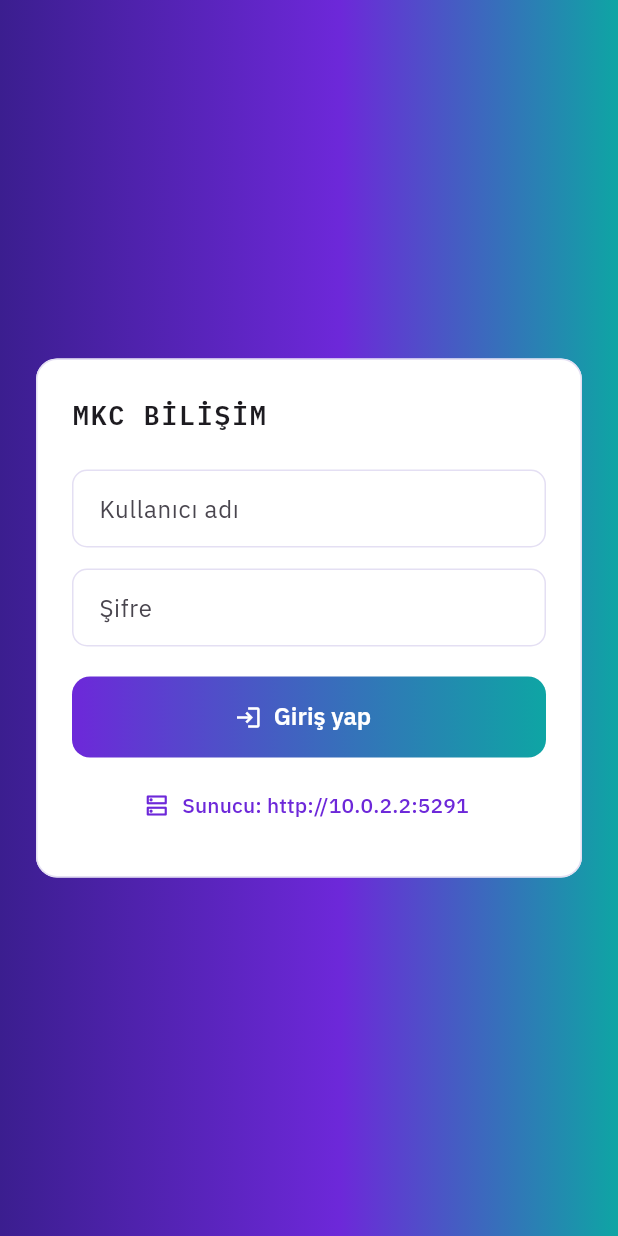
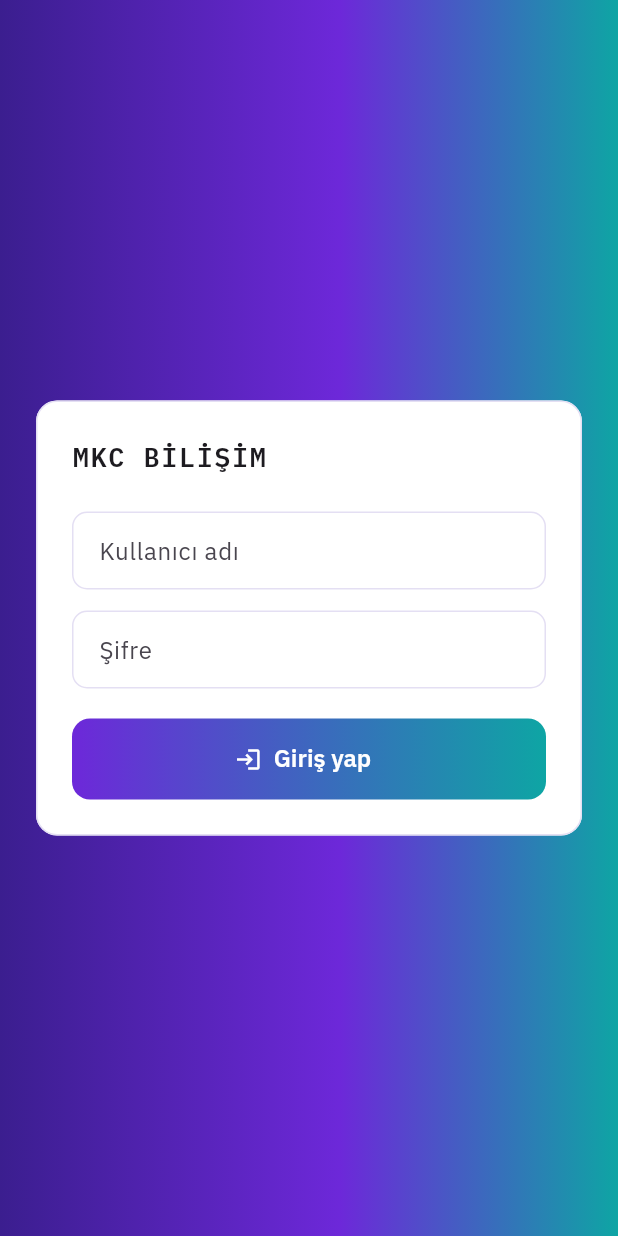
Before and after one commit to rmznshnrs/Stok-lot-takip, a Flutter app: the screen it shows after launch, on a phone screen of 412 x 824 dp. Run offline on Flutter 3.47's test engine with Material 3 defaults, Android fonts, the phone set to English and light mode, and no system bars; our stand-ins replace flutter_secure_storage, shared_preferences; missing offline and left inert: mobile_scanner.

Commit message:
Mobil: sunucu adresi girişten kaldırıldı, ayar yalnız yöneticide

```diff
--- a/mobile/lib/screens/api_adresi_ekrani.dart
+++ b/mobile/lib/screens/api_adresi_ekrani.dart
@@ -91,7 +91,7 @@ class _ApiAdresiEkraniState extends State<ApiAdresiEkrani> {
         const SizedBox(height: 8),
         Wrap(
           spacing: 8,
-          children: [ActionChip(label: const Text('Emülatör'), onPressed: () => _adres.text = Ayarlar.varsayilanAdres)],
+          children: [ActionChip(label: const Text('Varsayılan'), onPressed: () => _adres.text = Ayarlar.varsayilanAdres)],
         ),
         if (_sonuc != null) Padding(padding: const EdgeInsets.only(top: 12), child: Text(_sonuc!)),
         const SizedBox(height: 20),
--- a/mobile/lib/screens/daha_fazla_ekrani.dart
+++ b/mobile/lib/screens/daha_fazla_ekrani.dart
@@ -55,6 +55,7 @@ class DahaFazlaEkrani extends StatelessWidget {
           ),
           const SizedBox(height: 8),
           _Oge(ikon: Icons.lock_outline, baslik: 'Şifre değiştir', onTap: () => ac(const SifreEkrani())),
+          if (k.admin)
             _Oge(
               ikon: Icons.dns_outlined,
               baslik: 'Sunucu adresi',
--- a/mobile/lib/screens/giris_ekrani.dart
+++ b/mobile/lib/screens/giris_ekrani.dart
@@ -72,9 +72,14 @@ class _GirisEkraniState extends State<GirisEkrani> {
                     child: Column(
                       crossAxisAlignment: CrossAxisAlignment.stretch,
                       children: [
-                        const Text(
-                          'MKC BİLİŞİM',
-                          style: TextStyle(fontFamily: monoAile, fontSize: 18, fontWeight: FontWeight.w600, letterSpacing: 1),
+                        // Logoya uzun basınca sunucu adresi açılır (adres yanlışsa giriş yapılamaz)
+                        GestureDetector(
+                          onLongPress: () =>
+                              Navigator.of(context).push(MaterialPageRoute(builder: (_) => const ApiAdresiEkrani())),
+                          child: const Text(
+                            'MKC BİLİŞİM',
+                            style: TextStyle(fontFamily: monoAile, fontSize: 18, fontWeight: FontWeight.w600, letterSpacing: 1),
+                          ),
                         ),
                         const SizedBox(height: 24),
                         TextField(
@@ -97,12 +102,6 @@ class _GirisEkraniState extends State<GirisEkrani> {
                         ],
                         const SizedBox(height: 20),
                         AnaDugme(metin: 'Giriş yap', ikon: Icons.login, bekliyor: _bekliyor, onPressed: _giris),
-                        const SizedBox(height: 8),
-                        TextButton.icon(
-                          onPressed: () => Navigator.of(context).push(MaterialPageRoute(builder: (_) => const ApiAdresiEkrani())),
-                          icon: const Icon(Icons.dns_outlined, size: 18),
-                          label: Text('Sunucu: ${context.ayarlar.apiAdresi}', overflow: TextOverflow.ellipsis),
-                        ),
                       ],
                     ),
                   ),
--- a/mobile/lib/services/ayarlar.dart
+++ b/mobile/lib/services/ayarlar.dart
@@ -6,7 +6,9 @@ import 'package:shared_preferences/shared_preferences.dart';
 class Ayarlar extends ChangeNotifier {
   Ayarlar._(this._tercihler);
 
-  static const varsayilanAdres = 'http://10.0.2.2:5291'; // emülatörden bilgisayara
+  /// Derlemede verilen sunucu adresi (flutter build apk --dart-define=API_ADRESI=...);
+  /// verilmezse emülatörden bilgisayardaki API.
+  static const varsayilanAdres = String.fromEnvironment('API_ADRESI', defaultValue: 'http://10.0.2.2:5291');
   static const _adresAnahtari = 'api_adresi';
   static const _koyuAnahtari = 'koyu_tema';
   static const _tokenAnahtari = 'token';
```
Also changed, not shown: 1 other file. Lines whose indentation alone changed are shown as unchanged.
